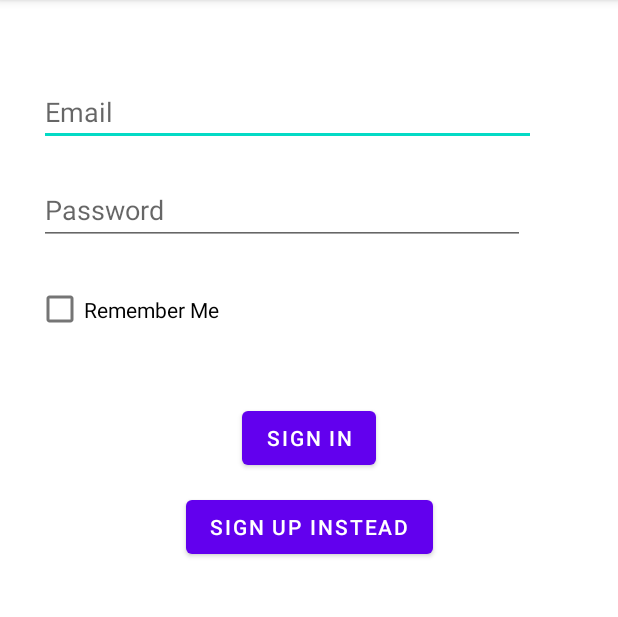
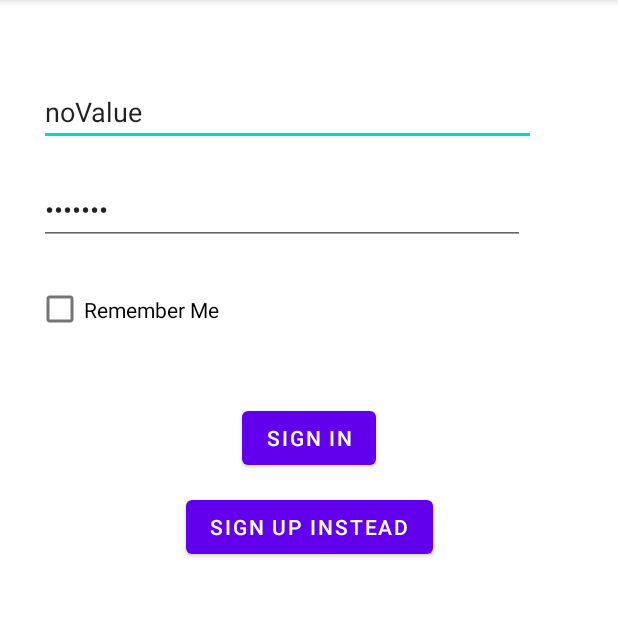
Before and after one commit to EzzAA7/AndroidCarDealership, an Android app: the SignInActivity screen opened directly, with no data from a screen before it, on a phone screen of 412 x 824 dp, the part 84-701 px from its top. Run offline under Robolectric (Android 15) with nearby library versions, the phone set to English and light mode, and no system bars; libraries missing offline, so code that uses them is left out: org.mindrot.jbcrypt.

Commit message:
implemented reading sharedPref

```diff
--- a/app/src/main/java/com/example/cardealer/view/SignInActivity.java
+++ b/app/src/main/java/com/example/cardealer/view/SignInActivity.java
@@ -41,11 +41,17 @@ public class SignInActivity extends AppCompatActivity {
         sharedPrefManager = SharedPrefManager.getInstance(this);
         linearLayout = (LinearLayout) findViewById(R.id.layout);
 
+        // ------------------------- Setup Email & Password Values -----------------------------
+        editTextEmail.setText(sharedPrefManager.readString("Email","noValue"));
+        editTextPassword.setText(sharedPrefManager.readString("Password","noValue"));
+
+        // ---- Setup intents
         intentToSignUp = new Intent(SignInActivity.this,SignUpActivity.class);
         intentSignIn = new Intent(SignInActivity.this, NavActivity.class);
         // initialize db
         DataBaseHelper dataBaseHelper =new DataBaseHelper(SignInActivity.this,"PROJ", null,1);
 
+        // configure sign in  button
         btn_sign_in.setOnClickListener(new View.OnClickListener() {
             @Override
             public void onClick(View view) {
@@ -70,7 +76,7 @@ public class SignInActivity extends AppCompatActivity {
                         if (cb.isChecked()) {
                             // if checked we need to save in sharedPref then move to next screen
                             sharedPrefManager.writeString("Email",editTextEmail.getText().toString());
-                            sharedPrefManager.writeString("password",editTextPassword.getText().toString());
+                            sharedPrefManager.writeString("Password",editTextPassword.getText().toString());
                             Toast.makeText(SignInActivity.this, "Values written to shared Preferences",
                                     Toast.LENGTH_SHORT).show();
                             cb.setChecked(false);
@@ -99,6 +105,7 @@ public class SignInActivity extends AppCompatActivity {
 
             }
         });
+        // configure sign up button
         btn_move_to_SignUp.setOnClickListener(new View.OnClickListener() {
             @Override
             public void onClick(View view) {
@@ -107,7 +114,7 @@ public class SignInActivity extends AppCompatActivity {
             }
         });
     }
-
+    // empty field dialog alert setup
     public void showAlertDialogEmpty(View v) {
         AlertDialog.Builder alert = new AlertDialog.Builder(this);
         alert.setTitle("Unsuccessful Action");
```
